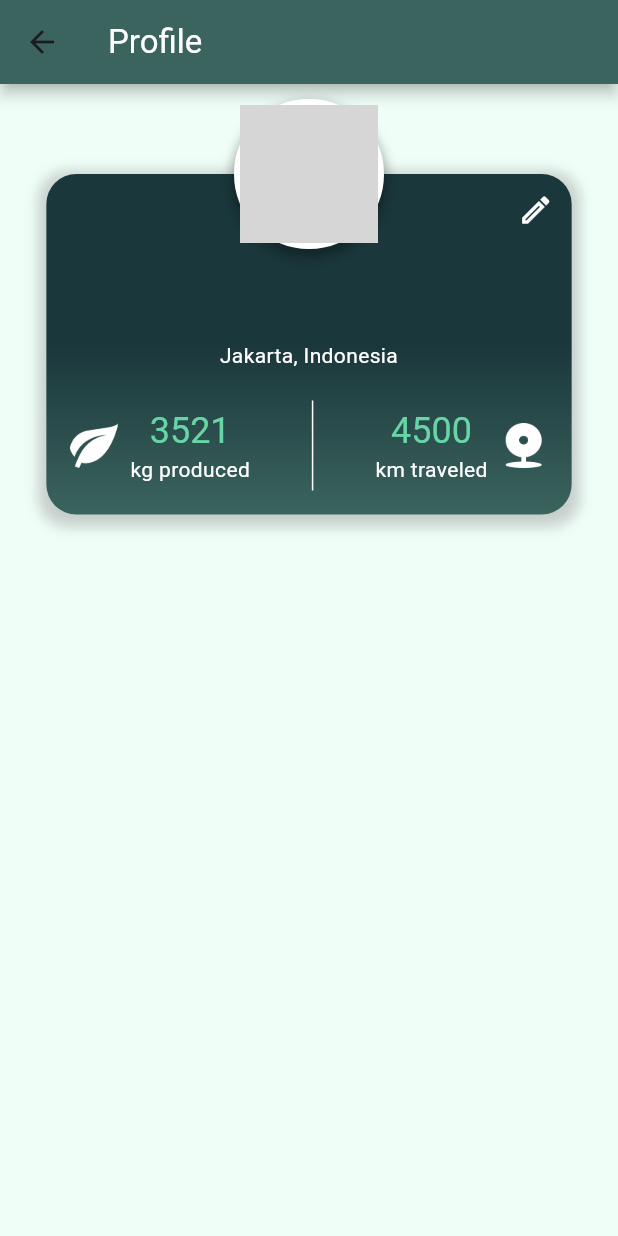
After one commit to JoshuaValentineM/KarbonKU, a Flutter app: the ProfilePage screen opened by its route, on a phone screen of 412 x 824 dp. The commit adds this screen. Run offline on Flutter 3.47's test engine with Material 3 defaults, Android fonts, the phone set to English and light mode, and no system bars; our stand-ins replace firebase_auth, firebase_core, google_sign_in; missing offline and left inert: flutter_facebook_auth; accounts and stored records are empty; network calls fail; grey boxes are pictures that could not be loaded.

Commit message:
added Profile Page, changed apple logo to x logo, added a checker for authenticated user to go to home page instead of auth page

```diff
--- a/lib/auth_page.dart
+++ b/lib/auth_page.dart
@@ -183,7 +183,7 @@ class _AuthPageState extends State<AuthPage> {
                     const SizedBox(height: 10),
                     _signInButton(
                       onPressed: () => _signInWithTwitter(context),
-                      imagePath: 'assets/img/logo_apple.png',
+                      imagePath: 'assets/img/logo_x.png',
                       text: 'Lanjutkan dengan X',
                     ),
                     const SizedBox(height: 10),
--- a/lib/home_page.dart
+++ b/lib/home_page.dart
@@ -7,10 +7,8 @@ class HomePage extends StatelessWidget {
   Future<void> _signOut(BuildContext context) async {
     try {
       await FirebaseAuth.instance.signOut();
-      // Navigate back to the AuthPage after sign-out
-      Navigator.pushReplacementNamed(context, '/');
+      Navigator.pushReplacementNamed(context, '/auth');
     } catch (e) {
-      // Handle sign-out error
       print('Sign-Out error: $e');
     }
   }
@@ -28,6 +26,10 @@ class HomePage extends StatelessWidget {
             const Text('Welcome to Home Page!'),
             const SizedBox(height: 20),
             ElevatedButton(
+              onPressed: () => Navigator.pushNamed(context, '/profile'),
+              child: const Text('Profile'),
+            ),
+            ElevatedButton(
               onPressed: () => _signOut(context),
               child: const Text('Logout'),
             ),
--- a/lib/main.dart
+++ b/lib/main.dart
@@ -1,7 +1,9 @@
 import 'package:flutter/material.dart';
 import 'package:firebase_core/firebase_core.dart';
+import 'package:firebase_auth/firebase_auth.dart';
 import 'auth_page.dart';
-import 'home_page.dart'; // Import your HomePage file
+import 'home_page.dart';
+import 'profile_page.dart';
 import 'firebase_options.dart';
 
 void main() async {
@@ -9,11 +11,18 @@ void main() async {
   await Firebase.initializeApp(
     options: DefaultFirebaseOptions.currentPlatform,
   );
-  runApp(const MyApp());
+
+  User? user = FirebaseAuth.instance.currentUser;
+
+  runApp(MyApp(
+    initialRoute: user == null ? '/auth' : '/home',
+  ));
 }
 
 class MyApp extends StatelessWidget {
-  const MyApp({super.key});
+  final String initialRoute;
+
+  const MyApp({super.key, required this.initialRoute});
 
   @override
   Widget build(BuildContext context) {
@@ -23,10 +32,11 @@ class MyApp extends StatelessWidget {
         colorScheme: ColorScheme.fromSeed(seedColor: Colors.deepPurple),
         useMaterial3: true,
       ),
-      initialRoute: '/',
+      initialRoute: initialRoute,
       routes: {
-        '/': (context) => const AuthPage(),
-        '/home': (context) => const HomePage(), // Define the route for HomePage
+        '/auth': (context) => const AuthPage(),
+        '/home': (context) => const HomePage(),
+        '/profile': (context) => const ProfilePage(),
       },
     );
   }
--- /dev/null
+++ b/lib/profile_page.dart
@@ -0,0 +1,182 @@
+import 'package:flutter/material.dart';
+import 'package:firebase_auth/firebase_auth.dart';
+
+class ProfilePage extends StatelessWidget {
+  const ProfilePage({super.key});
+
+  @override
+  Widget build(BuildContext context) {
+
+    User? user = FirebaseAuth.instance.currentUser;
+
+    return Scaffold(
+      backgroundColor: const Color(0xFFEFFFF8),
+      body: Column(
+        children: [
+          Material(
+            elevation: 4,
+            color: const Color(0xFF3B645E),
+            child: AppBar(
+              title: const Text(
+                'Profile',
+                style: TextStyle(color: Colors.white),
+              ),
+              backgroundColor: Colors.transparent,
+              elevation: 0,
+            ),
+          ),
+          Expanded(
+            child: Align(
+              alignment: Alignment.topCenter,
+              child: Padding(
+                padding: const EdgeInsets.only(top: 60.0),
+                child: Stack(
+                  clipBehavior: Clip.none,
+                  alignment: Alignment.topCenter,
+                  children: [
+                    Container(
+                      width: MediaQuery.of(context).size.width * 0.85,
+                      padding: const EdgeInsets.only(top: 50.0, left: 16.0, right: 16.0, bottom: 16.0),
+                      decoration: BoxDecoration(
+                        gradient: const LinearGradient(
+                          colors: [Color(0xFF1A373B), Color(0xFF3B645E)],
+                          begin: Alignment.center,
+                          end: Alignment.bottomCenter,
+                        ),
+                        borderRadius: BorderRadius.circular(20),
+                        boxShadow: [
+                          BoxShadow(
+                            color: Colors.grey.withOpacity(0.5),
+                            spreadRadius: 5,
+                            blurRadius: 7,
+                            offset: const Offset(0, 3),
+                          ),
+                        ],
+                      ),
+                      child: Column(
+                        mainAxisSize: MainAxisSize.min,
+                        crossAxisAlignment: CrossAxisAlignment.center,
+                        children: [
+                          const SizedBox(height: 20),
+                          Text(
+                            user?.displayName ?? 'No Name',
+                            style: Theme.of(context).textTheme.headlineMedium?.copyWith(color: Colors.white),
+                            textAlign: TextAlign.center,
+                          ),
+                          const SizedBox(height: 5),
+                          const Text(
+                            'Jakarta, Indonesia',
+                            style: TextStyle(color: Colors.white),
+                            textAlign: TextAlign.center,
+                          ),
+                          const SizedBox(height: 20),
+                          Row(
+                            mainAxisAlignment: MainAxisAlignment.spaceBetween,
+                            children: [
+                              Row(
+                                children: [
+                                  Image.asset(
+                                    'assets/img/leaf.png',
+                                    width: 32,
+                                    height: 30,
+                                    fit: BoxFit.contain,
+                                  ),
+                                  const SizedBox(width: 8),
+                                  Column(
+                                    crossAxisAlignment: CrossAxisAlignment.center,
+                                    children: [
+                                      Text(
+                                        '3521',
+                                        style: Theme.of(context).textTheme.headlineSmall?.copyWith(color: const Color(0xFF66D6A6)),
+                                      ),
+                                      const Text(
+                                        'kg produced',
+                                        style: TextStyle(color: Colors.white),
+                                      ),
+                                    ],
+                                  ),
+                                ],
+                              ),
+                              Container(
+                                width: 1,
+                                height: 60,
+                                color: Colors.white,
+                                margin: const EdgeInsets.symmetric(horizontal: 8),
+                              ),
+                              Row(
+                                children: [
+                                  Column(
+                                    crossAxisAlignment: CrossAxisAlignment.center,
+                                    children: [
+                                      Text(
+                                        '4500',
+                                        style: Theme.of(context).textTheme.headlineSmall?.copyWith(color: const Color(0xFF66D6A6)),
+                                      ),
+                                      const Text(
+                                        'km traveled',
+                                        style: TextStyle(color: Colors.white),
+                                      ),
+                                    ],
+                                  ),
+                                  const SizedBox(width: 8),
+                                  Image.asset(
+                                    'assets/img/pin_range.png',
+                                    width: 32,
+                                    height: 30,
+                                    fit: BoxFit.contain,
+                                  ),
+                                ],
+                              ),
+                            ],
+                          ),
+                        ],
+                      ),
+                    ),
+                    Positioned(
+                      top: -50,
+                      child: Container(
+                        width: 100,
+                        height: 100,
+                        decoration: BoxDecoration(
+                          shape: BoxShape.circle,
+                          color: Colors.white,
+                          border: Border.all(
+                            color: Colors.white,
+                            width: 4,
+                          ),
+                          boxShadow: [
+                            BoxShadow(
+                              color: Colors.black.withOpacity(0.3),
+                              spreadRadius: 2,
+                              blurRadius: 6,
+                              offset: const Offset(0, 4),
+                            ),
+                          ],
+                        ),
+                        child: CircleAvatar(
+                          radius: 50,
+                          backgroundImage: NetworkImage(user?.photoURL ?? 'https://your-default-image-url.com'),
+                        ),
+                      ),
+                    ),
+                    Positioned(
+                      top: 0,
+                      right: 0,
+                      child: IconButton(
+                        icon: const Icon(Icons.edit_outlined, color: Colors.white),
+                        onPressed: () {
+                          // Action to be performed when the pencil icon is pressed
+                          print('Edit profile');
+                        },
+                      ),
+                    ),
+                  ],
+                ),
+              ),
+            ),
+          ),
+        ],
+      ),
+    );
+  }
+}
```
Also changed, not shown: assets/img/leaf.png (added), assets/img/logo_x.png (added), assets/img/pin_range.png (added).
